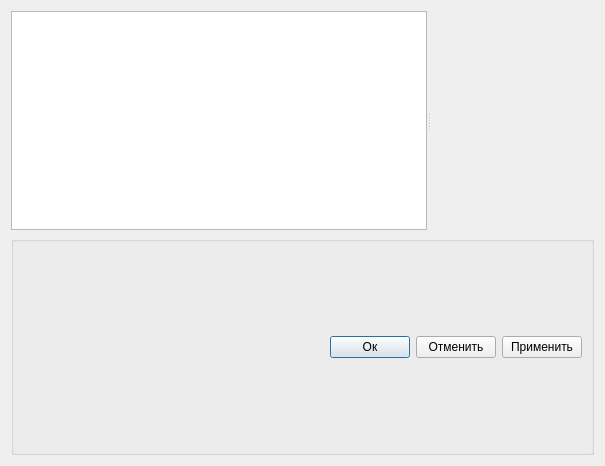
The window that resources/ui/settings.ui (rymatoi/new-uniskad) describes before a commit, drawn with Qt 5.
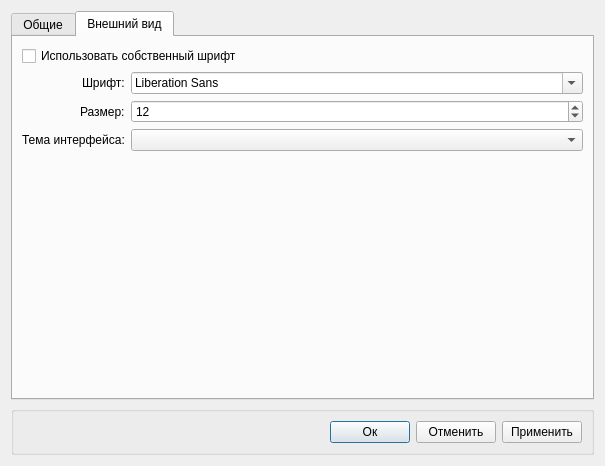
The same window after the commit. The open tabs and pages were chosen to show the change.

Commit message: Refactor settings dialog to use local preferences

What changed in the file:
```diff
--- a/resources/ui/settings.ui
+++ b/resources/ui/settings.ui
@@ -13,19 +13,137 @@
         <property name="windowTitle">
             <string>Dialog</string>
         </property>
-        <layout class="QGridLayout" name="gridLayout_2">
-            <item row="0" column="0">
-                <layout class="QGridLayout" name="gridLayout">
-                    <item row="0" column="0">
-                        <widget class="QSplitter" name="splitter">
+        <layout class="QVBoxLayout" name="verticalLayout">
+            <item>
+                <widget class="QTabWidget" name="tabWidget">
+                    <property name="currentIndex">
+                        <number>0</number>
+                    </property>
+                    <widget class="QWidget" name="generalTab">
+                        <attribute name="title">
+                            <string>Общие</string>
+                        </attribute>
+                        <layout class="QVBoxLayout" name="generalLayout">
+                            <item>
+                                <widget class="QCheckBox" name="startMaximizedCheckBox">
+                                    <property name="text">
+                                        <string>Запускать приложение в полноэкранном режиме</string>
+                                    </property>
+                                </widget>
+                            </item>
+                            <item>
+                                <widget class="QCheckBox" name="rememberGeometryCheckBox">
+                                    <property name="text">
+                                        <string>Запоминать размер и положение окна</string>
+                                    </property>
+                                </widget>
+                            </item>
+                            <item>
+                                <widget class="QCheckBox" name="showStatusBarCheckBox">
+                                    <property name="text">
+                                        <string>Показывать строку состояния</string>
+                                    </property>
+                                </widget>
+                            </item>
+                            <item>
+                                <widget class="QCheckBox" name="confirmOnExitCheckBox">
+                                    <property name="text">
+                                        <string>Запрашивать подтверждение при выходе</string>
+                                    </property>
+                                </widget>
+                            </item>
+                            <item>
+                                <spacer name="generalSpacer">
                             <property name="orientation">
-                                <enum>Qt::Horizontal</enum>
-                            </property>
-                            <widget class="QTreeView" name="treeView"/>
-                            <widget class="QWidget" name="widget" native="true"/>
-                        </widget>
+                                        <enum>Qt::Vertical</enum>
+                                    </property>
+                                    <property name="sizeHint" stdset="0">
+                                        <size>
+                                            <width>20</width>
+                                            <height>40</height>
+                                        </size>
+                                    </property>
+                                </spacer>
+                            </item>
+                        </layout>
+                    </widget>
+                    <widget class="QWidget" name="appearanceTab">
+                        <attribute name="title">
+                            <string>Внешний вид</string>
+                        </attribute>
+                        <layout class="QVBoxLayout" name="appearanceLayout">
+                            <item>
+                                <widget class="QCheckBox" name="customFontCheckBox">
+                                    <property name="text">
+                                        <string>Использовать собственный шрифт</string>
+                                    </property>
+                                </widget>
+                            </item>
+                            <item>
+                                <layout class="QFormLayout" name="fontFormLayout">
+                                    <property name="labelAlignment">
+                                        <set>Qt::AlignRight|Qt::AlignTrailing|Qt::AlignVCenter</set>
+                                    </property>
+                                    <item row="0" column="0">
+                                        <widget class="QLabel" name="fontLabel">
+                                            <property name="text">
+                                                <string>Шрифт:</string>
+                                            </property>
+                                        </widget>
+                                    </item>
+                                    <item row="0" column="1">
+                                        <widget class="QFontComboBox" name="fontComboBox"/>
                     </item>
                     <item row="1" column="0">
+                                        <widget class="QLabel" name="fontSizeLabel">
+                                            <property name="text">
+                                                <string>Размер:</string>
+                                            </property>
+                                        </widget>
+                                    </item>
+                                    <item row="1" column="1">
+                                        <widget class="QSpinBox" name="fontSizeSpinBox">
+                                            <property name="minimum">
+                                                <number>8</number>
+                                            </property>
+                                            <property name="maximum">
+                                                <number>48</number>
+                                            </property>
+                                            <property name="value">
+                                                <number>12</number>
+                                            </property>
+                                        </widget>
+                                    </item>
+                                    <item row="2" column="0">
+                                        <widget class="QLabel" name="themeLabel">
+                                            <property name="text">
+                                                <string>Тема интерфейса:</string>
+                                            </property>
+                                        </widget>
+                                    </item>
+                                    <item row="2" column="1">
+                                        <widget class="QComboBox" name="themeComboBox"/>
+                                    </item>
+                                </layout>
+                            </item>
+                            <item>
+                                <spacer name="appearanceSpacer">
+                                    <property name="orientation">
+                                        <enum>Qt::Vertical</enum>
+                                    </property>
+                                    <property name="sizeHint" stdset="0">
+                                        <size>
+                                            <width>20</width>
+                                            <height>40</height>
+                                        </size>
+                                    </property>
+                                </spacer>
+                            </item>
+                        </layout>
+                    </widget>
+                </widget>
+            </item>
+            <item>
                         <widget class="QGroupBox" name="horizontalGroupBox">
                             <property name="sizePolicy">
                                 <sizepolicy hsizetype="Preferred" vsizetype="Minimum">
@@ -76,8 +194,6 @@
                                 </item>
                             </layout>
                         </widget>
-                    </item>
-                </layout>
             </item>
         </layout>
     </widget>
```
Lines whose indentation alone changed are shown as unchanged. The commit also changes 3 other files.
